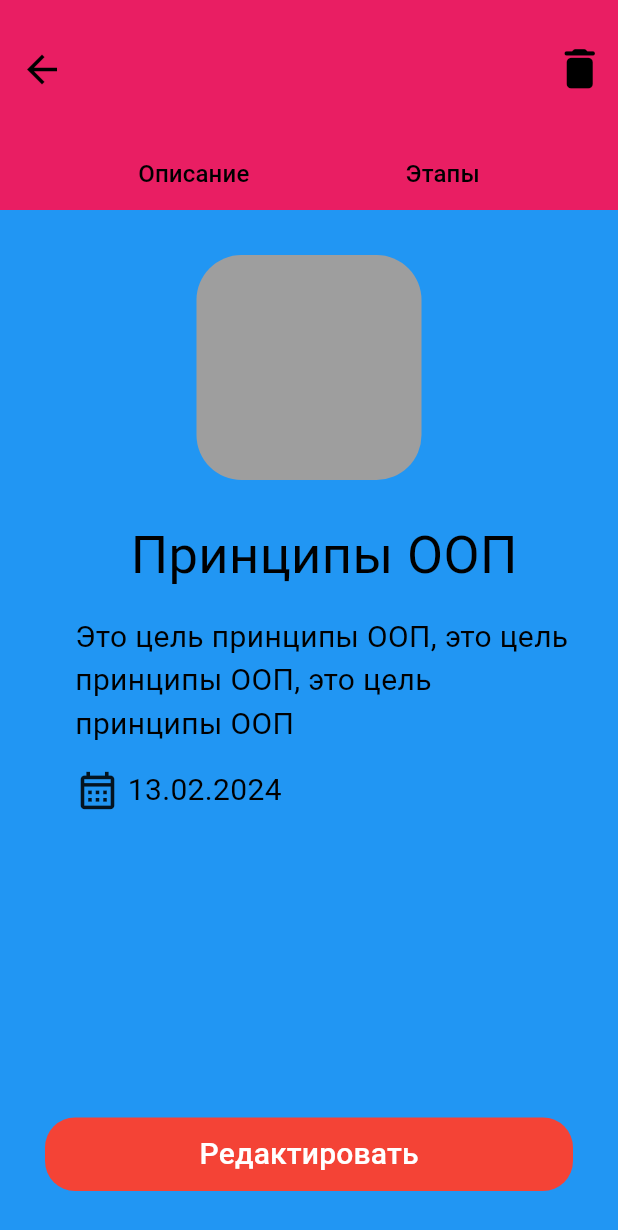
After one commit to DureevaElena/ProgressTrackerapp_client, a Flutter app: the ViewingCreatedGoalScreen screen opened by its route, on a phone screen of 412 x 824 dp. The commit adds this screen. Shown: the top 1230 px of the screen. Run offline on Flutter 3.47's test engine with Material 3 defaults, Android fonts, the phone set to English and light mode, and no system bars; Roboto replaces fonts that are missing (Montserrat).

Commit message:
просмотр цели 0.1

```diff
--- a/lib/individual_home_authorized_user_screen.dart
+++ b/lib/individual_home_authorized_user_screen.dart
@@ -52,7 +52,11 @@ class IndividualHomeScreenAuthorizedUser extends StatelessWidget {
             ],
           ),
           SizedBox(height: 20), // Отступ после кнопок
-          Container(
+          GestureDetector(
+              onTap: () {
+                Navigator.pushNamed(context, '/ViewingCreatedGoalScreen');
+              },
+              child: Container(
                 color: Colors.grey, // Серый цвет
                 height: 150, // Высота контейнера
                 width: MediaQuery.of(context).size.width, // Ширина контейнера равная ширине экрана
@@ -91,7 +95,6 @@ class IndividualHomeScreenAuthorizedUser extends StatelessWidget {
                                       color: Colors.white, // Белый цвет текста
                                     ),
                                   ),
-
                                   SizedBox(height: 15), // Отступ между текстом "Осталось 6 дней" и надписью "30%"
                                   const Align(
                                     alignment: Alignment.centerRight,
@@ -103,7 +106,6 @@ class IndividualHomeScreenAuthorizedUser extends StatelessWidget {
                                       ),
                                     ),
                                   ),
-
                                   SizedBox(height: 5), // Отступ между текстом "Осталось 6 дней" и линией
                                   Stack(
                                     children: [
@@ -136,7 +138,7 @@ class IndividualHomeScreenAuthorizedUser extends StatelessWidget {
                         padding: const EdgeInsets.all(8.0),
                         child: IconButton(
                           onPressed: () {
-                      //Navigator.pushNamed(context, '/CreateGoalScreen');
+                            // Действие при нажатии на иконку поиска
                           },
                           icon: Icon(Icons.search, color: Colors.white, size: 32),
                         ),
@@ -145,7 +147,7 @@ class IndividualHomeScreenAuthorizedUser extends StatelessWidget {
                   ],
                 ),
               ),
-
+            ),
           ],
         ),
       ),
--- a/lib/main.dart
+++ b/lib/main.dart
@@ -12,6 +12,7 @@ import 'package:progresstrackerapp/password_recovery_screen.dart';
 import 'package:progresstrackerapp/personal_information_user_screen.dart';
 import 'package:progresstrackerapp/registration_form_screen.dart';
 import 'package:progresstrackerapp/verification_code_screen.dart';
+import 'package:progresstrackerapp/viewing_created_goal_screen.dart';
 
 void main() {
   runApp(const MyApp());
@@ -46,6 +47,7 @@ class MyApp extends StatelessWidget {
         '/ExpiredGoalsScreen':(context) => const ExpiredGoalsScreen(),
         '/CurrentGoalsScreen':(context) => const CurrentGoalsScreen(),
         '/CreateGoalScreen':(context) => const CreateGoalScreen(),
+        '/ViewingCreatedGoalScreen':(context) => const ViewingCreatedGoalScreen(),
 
 
       },
--- /dev/null
+++ b/lib/viewing_created_goal_screen.dart
@@ -0,0 +1,172 @@
+import 'package:flutter/material.dart';
+
+class ViewingCreatedGoalScreen extends StatelessWidget {
+  const ViewingCreatedGoalScreen({Key? key}) : super(key: key);
+
+  @override
+  Widget build(BuildContext context) {
+    return Scaffold(
+      appBar: AppBar(
+        toolbarHeight: 100,
+        leading: IconButton(
+          onPressed: (){
+            Navigator.pop(context);
+        }, icon: const Icon(
+          Icons.arrow_back,
+          color: Colors.black ,
+          size: 30,
+          ),
+        ),
+
+        actions: [
+          IconButton(
+            onPressed: (){
+              //Navigator.pushNamed(context, '/IndividualHomeScreenAuthorizedUser');
+
+            },
+            icon: const Icon(
+              Icons.delete_rounded,
+              color: Colors.black,
+              size: 35,
+            ),
+          ),
+        ],bottom: PreferredSize(
+            preferredSize: Size.fromHeight(40.0), // Определение высоты вкладок
+            child: Row(
+              mainAxisAlignment: MainAxisAlignment.spaceEvenly, // Распределение кнопок по ширине
+              children: [
+                TextButton(
+                  onPressed: () {
+                    // Действие при нажатии на кнопку "Первая кнопка"
+                  },
+                  child: const Text(
+                      'Описание',
+                      style: TextStyle(
+                        color: Colors.black, // Цвет текста кнопки
+                        fontSize: 16, // Размер шрифта кнопки
+                      ),
+                    ),
+                  ),
+                TextButton(
+                  onPressed: () {
+                    // Действие при нажатии на кнопку "Вторая кнопка"
+                  },
+                  child: const Text(
+                    'Этапы',
+                    style: TextStyle(
+                      color: Colors.black, // Цвет текста кнопки
+                      fontSize: 16, // Размер шрифта кнопки
+                    ),
+                  ),
+                ),
+              ],
+            ),
+          ),
+      ),
+      body: Padding(
+        padding: const EdgeInsets.all(30.0),
+        child: Column(
+          children: [
+
+            Align(
+                alignment: Alignment.center,
+                child: Container(
+                  height: 150,
+                  width: 150,
+                  decoration: BoxDecoration(
+                    color: Colors.grey,
+                    borderRadius: BorderRadius.circular(30),
+                  ),
+                ),
+              ),
+
+            SizedBox(height: 25,),
+
+            const Padding(padding: EdgeInsets.only(left: 20),
+            child: Align(
+              alignment: Alignment.center,
+                child: Text('Принципы ООП',
+                  style: TextStyle(
+                    fontSize: 35,
+                    color: Colors.black,
+                  ),
+                ),
+              ),
+            ),
+
+
+            SizedBox(height: 15,),
+
+            const Padding(padding: EdgeInsets.only(left: 20),
+            child: Align(
+              alignment: Alignment.centerLeft,
+                child: Text('Это цель принципы ООП, это цель принципы ООП, это цель принципы ООП',
+                  style: TextStyle(
+                    fontSize: 20,
+                    color: Colors.black,
+                  ),
+                ),
+              ),
+            ),
+
+
+            SizedBox(height: 15,),
+
+            const Padding(
+              padding: EdgeInsets.only(left: 20),
+            child: Row(
+              children: [
+                Icon(Icons.calendar_month_outlined, size: 30,),
+                SizedBox(width: 5), // Добавим небольшой отступ между иконкой и текстом
+                Align(
+                  alignment: Alignment.centerLeft,
+                    child: Text(
+                      '13.02.2024',
+                      style: TextStyle(
+                        fontSize: 20,
+                        color: Colors.black,
+                      ),
+                    ),
+                  ),
+                ],
+              ),
+            ),
+
+            SizedBox(height: 50,),
+
+            //ДОБАВИТЬ СТАТУС ЦЕЛИ
+
+            Expanded(
+              child: Align(
+                alignment: Alignment.bottomCenter,
+                child: TextButton(
+                  onPressed: () {
+                    // Действие при нажатии кнопки
+                  },
+                  style: ElevatedButton.styleFrom(
+                    backgroundColor: Colors.red,
+                    padding: const EdgeInsets.symmetric(vertical: 10, horizontal: 40),
+                    shape: RoundedRectangleBorder(borderRadius: BorderRadius.circular(20)),
+                  ),
+                  child: const Row(
+                    mainAxisAlignment: MainAxisAlignment.center,
+                    children: [
+                      Text(
+                        'Редактировать',
+                        style: TextStyle(
+                          fontFamily: 'Montserrat',
+                          color: Colors.white,
+                          fontSize: 20,
+                        ),
+                      ),
+                    ],
+                  ),
+                ),
+              ),
+            ),
+          ],
+        ),
+      ),
+    );
+  }
+}
```
Also changed, not shown: lib/edit_goal_screen.dart (added). Lines whose indentation alone changed are shown as unchanged.
